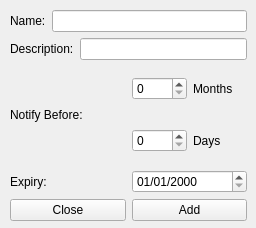
First picture: the form in src/addContract.ui, repository ayham-1/ContractNotifier, before the edit.
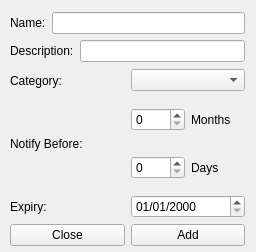
Second picture: the form after the edit.

Patch:
```diff
--- a/src/addContract.ui
+++ b/src/addContract.ui
@@ -7,24 +7,22 @@
     <x>0</x>
     <y>0</y>
     <width>256</width>
-    <height>228</height>
+    <height>252</height>
    </rect>
   </property>
   <property name="windowTitle">
    <string>Add Contract</string>
   </property>
-  <widget class="QWidget" name="layoutWidget">
+  <widget class="QWidget" name="">
    <property name="geometry">
     <rect>
      <x>10</x>
-     <y>10</y>
-     <width>237</width>
-     <height>211</height>
+     <y>12</y>
+     <width>235</width>
+     <height>234</height>
     </rect>
    </property>
-   <layout class="QVBoxLayout" name="verticalLayout_4">
-    <item>
-     <layout class="QVBoxLayout" name="verticalLayout_5">
+   <layout class="QVBoxLayout" name="verticalLayout">
       <item>
        <layout class="QHBoxLayout" name="horizontalLayout_9">
         <item>
@@ -53,6 +51,26 @@
         </item>
        </layout>
       </item>
+    <item>
+     <layout class="QHBoxLayout" name="horizontalLayout">
+      <item>
+       <widget class="QLabel" name="label_14">
+        <property name="minimumSize">
+         <size>
+          <width>113</width>
+          <height>25</height>
+         </size>
+        </property>
+        <property name="text">
+         <string>Category:</string>
+        </property>
+       </widget>
+      </item>
+      <item>
+       <widget class="QComboBox" name="categoryBox"/>
+      </item>
+     </layout>
+    </item>
       <item>
        <layout class="QHBoxLayout" name="horizontalLayout_11">
         <item>
@@ -121,11 +139,6 @@
            <string>dd/MM/yyyy</string>
           </property>
          </widget>
-        </item>
-       </layout>
-      </item>
-      <item>
-       <layout class="QHBoxLayout" name="horizontalLayout_15"/>
       </item>
      </layout>
     </item>
```
Lines whose indentation alone changed are shown as unchanged.
